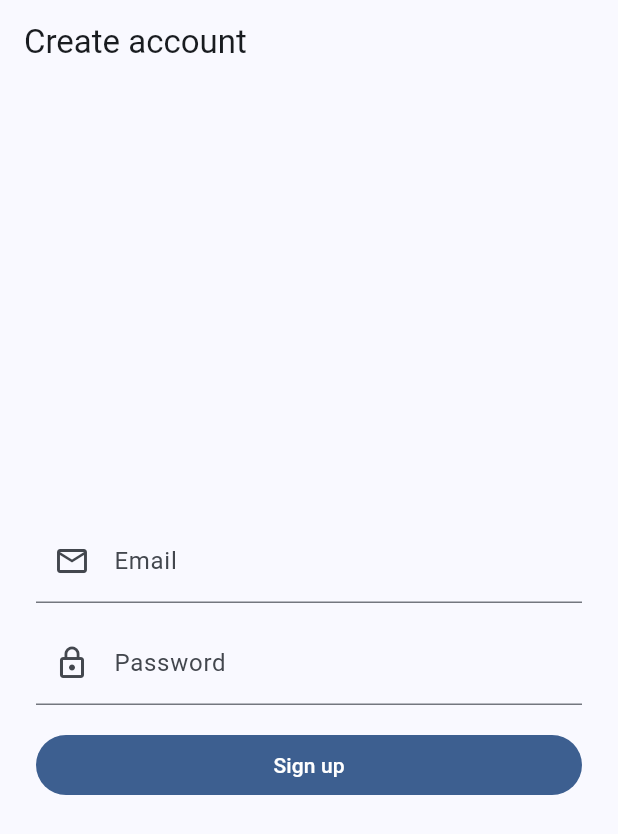
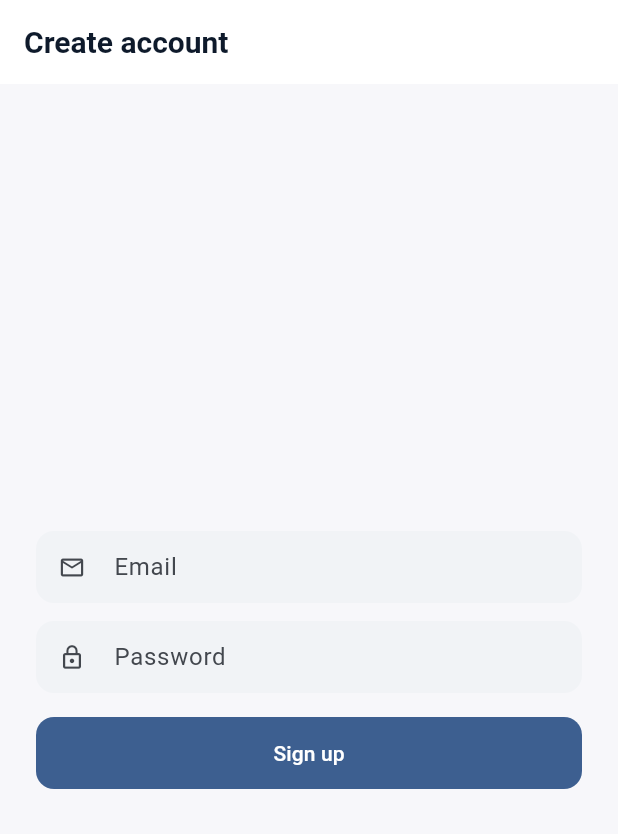
Before and after one commit to Ogoldwait91/nextbid, a Flutter app: the SignupPage screen opened by its route, on a phone screen of 412 x 824 dp. Shown: the top 834 px of the screen. Run offline on Flutter 3.47's test engine with Material 3 defaults, Android fonts, the phone set to English and light mode, and no system bars; our stand-ins replace go_router.

Commit message:
style(ui): BA-themed light UI; heatmap + layover list; dashboard layout to match BidView look

```diff
--- a/lib/app/theme.dart
+++ b/lib/app/theme.dart
@@ -1,14 +1,63 @@
-import 'package:flutter/material.dart';
+import "package:flutter/material.dart";
+
+// BA-ish palette
+const Color baNavy = Color(0xFF0E1A2B);
+const Color baNavyLight = Color(0xFF1A3E6A);
 
 final lightTheme = ThemeData(
   useMaterial3: true,
-  colorScheme: ColorScheme.fromSeed(seedColor: const Color(0xFF0E1A2B)),
+  colorScheme: ColorScheme.fromSeed(
+    seedColor: baNavy,
+    brightness: Brightness.light,
+  ),
+  scaffoldBackgroundColor: const Color(0xFFF7F7FA),
+  appBarTheme: const AppBarTheme(
+    backgroundColor: Colors.white,
+    elevation: 0,
+    foregroundColor: baNavy,
+    centerTitle: false,
+    titleTextStyle: TextStyle(
+      color: baNavy, fontWeight: FontWeight.w600, fontSize: 20,
+    ),
+  ),
+  cardTheme: CardTheme(
+    color: Colors.white,
+    elevation: 0,
+    margin: const EdgeInsets.only(bottom: 12),
+    shape: RoundedRectangleBorder(borderRadius: BorderRadius.circular(16)),
+  ),
+  inputDecorationTheme: InputDecorationTheme(
+    isDense: true,
+    filled: true,
+    fillColor: const Color(0xFFF1F3F6),
+    border: OutlineInputBorder(
+      borderRadius: BorderRadius.circular(12),
+      borderSide: BorderSide.none,
+    ),
+  ),
+  filledButtonTheme: FilledButtonThemeData(
+    style: ButtonStyle(
+      shape: MaterialStatePropertyAll(
+        RoundedRectangleBorder(borderRadius: BorderRadius.circular(12)),
+      ),
+      padding: const MaterialStatePropertyAll(
+        EdgeInsets.symmetric(vertical: 14, horizontal: 16),
+      ),
+    ),
+  ),
+  navigationBarTheme: NavigationBarThemeData(
+    backgroundColor: Colors.white,
+    indicatorColor: baNavy.withAlpha(20), // subtle highlight
+    labelTextStyle: const MaterialStatePropertyAll(
+      TextStyle(fontWeight: FontWeight.w600),
+    ),
+  ),
 );
 
 final darkTheme = ThemeData(
   useMaterial3: true,
   colorScheme: ColorScheme.fromSeed(
-    seedColor: const Color(0xFF0E1A2B),
+    seedColor: baNavy,
     brightness: Brightness.dark,
   ),
 );
```
Also changed, not shown: lib/features/dashboard/dashboard_page.dart (+123 -102 lines), lib/shared/widgets/heatmap_grid.dart (added, +46 -0 lines), lib/shared/widgets/layover_preference_list.dart (added, +51 -0 lines).
